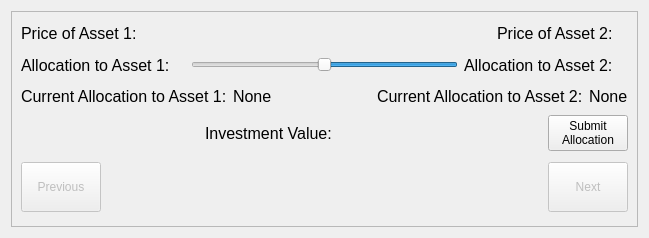
This is MarketSimulation/investmentslider.ui in dwattttt/marketsim as Qt 5 draws it before an edit. The edited form follows.
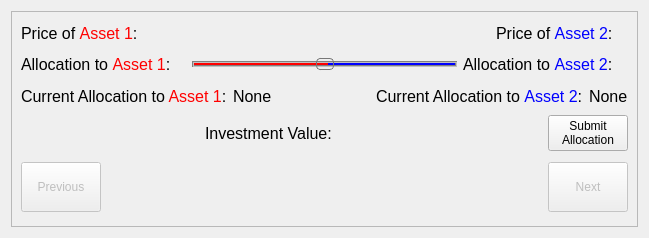
This is the edited form.

Commit message: Colorification patch. I hope no-one is red-blue colorblind..

What changed in the file:
```diff
--- a/MarketSimulation/investmentslider.ui
+++ b/MarketSimulation/investmentslider.ui
@@ -13,6 +13,40 @@
   <property name="windowTitle">
    <string>Form</string>
   </property>
+  <property name="styleSheet">
+   <string notr="true">QSlider::groove:horizontal {
+     background: red;
+	height: 2px;
+   	border-style: groove;
+   border-color: grey;
+   border-width: 2px;
+ }
+
+
+
+ QSlider::add-page:horizontal {
+     background: blue;
+	margin: 2px;
+ }
+
+
+QSlider::handle:horizontal {
+background: qlineargradient(x1:0, y1:0, x2:1, y2:1,
+    stop:0 #eee, stop:1 #ccc);
+border: 1px solid #777;
+width: 16px;
+margin-top: -5px;
+margin-bottom: -5px;
+border-radius: 4px;
+}
+
+QSlider::handle:horizontal:hover {
+background: qlineargradient(x1:0, y1:0, x2:1, y2:1,
+    stop:0 #fff, stop:1 #ddd);
+border: 1px solid #444;
+border-radius: 4px;
+}</string>
+  </property>
   <layout class="QHBoxLayout" name="horizontalLayout_3">
    <item>
     <widget class="QFrame" name="frame">
@@ -35,7 +69,11 @@
              </font>
             </property>
             <property name="text">
-             <string>Price of Asset 1:</string>
+             <string>&lt;!DOCTYPE HTML PUBLIC &quot;-//W3C//DTD HTML 4.0//EN&quot; &quot;http://www.w3.org/TR/REC-html40/strict.dtd&quot;&gt;
+&lt;html&gt;&lt;head&gt;&lt;meta name=&quot;qrichtext&quot; content=&quot;1&quot; /&gt;&lt;style type=&quot;text/css&quot;&gt;
+p, li { white-space: pre-wrap; }
+&lt;/style&gt;&lt;/head&gt;&lt;body style=&quot; font-family:'MS Shell Dlg 2'; font-size:8.25pt; font-weight:400; font-style:normal;&quot;&gt;
+&lt;p style=&quot; margin-top:0px; margin-bottom:0px; margin-left:0px; margin-right:0px; -qt-block-indent:0; text-indent:0px;&quot;&gt;&lt;span style=&quot; font-size:12pt;&quot;&gt;Price of &lt;/span&gt;&lt;span style=&quot; font-size:12pt; color:#ff0000;&quot;&gt;Asset 1&lt;/span&gt;&lt;span style=&quot; font-size:12pt;&quot;&gt;:&lt;/span&gt;&lt;/p&gt;&lt;/body&gt;&lt;/html&gt;</string>
             </property>
            </widget>
           </item>
@@ -72,7 +110,11 @@
              </font>
             </property>
             <property name="text">
-             <string>Price of Asset 2:</string>
+             <string>&lt;!DOCTYPE HTML PUBLIC &quot;-//W3C//DTD HTML 4.0//EN&quot; &quot;http://www.w3.org/TR/REC-html40/strict.dtd&quot;&gt;
+&lt;html&gt;&lt;head&gt;&lt;meta name=&quot;qrichtext&quot; content=&quot;1&quot; /&gt;&lt;style type=&quot;text/css&quot;&gt;
+p, li { white-space: pre-wrap; }
+&lt;/style&gt;&lt;/head&gt;&lt;body style=&quot; font-family:'MS Shell Dlg 2'; font-size:8.25pt; font-weight:400; font-style:normal;&quot;&gt;
+&lt;p style=&quot; margin-top:0px; margin-bottom:0px; margin-left:0px; margin-right:0px; -qt-block-indent:0; text-indent:0px;&quot;&gt;&lt;span style=&quot; font-size:12pt;&quot;&gt;Price of &lt;/span&gt;&lt;span style=&quot; font-size:12pt; color:#0000ff;&quot;&gt;Asset 2&lt;/span&gt;&lt;span style=&quot; font-size:12pt;&quot;&gt;:&lt;/span&gt;&lt;/p&gt;&lt;/body&gt;&lt;/html&gt;</string>
             </property>
            </widget>
           </item>
@@ -100,7 +142,11 @@
              </font>
             </property>
             <property name="text">
-             <string>Allocation to Asset 1:</string>
+             <string>&lt;!DOCTYPE HTML PUBLIC &quot;-//W3C//DTD HTML 4.0//EN&quot; &quot;http://www.w3.org/TR/REC-html40/strict.dtd&quot;&gt;
+&lt;html&gt;&lt;head&gt;&lt;meta name=&quot;qrichtext&quot; content=&quot;1&quot; /&gt;&lt;style type=&quot;text/css&quot;&gt;
+p, li { white-space: pre-wrap; }
+&lt;/style&gt;&lt;/head&gt;&lt;body style=&quot; font-family:'MS Shell Dlg 2'; font-size:8.25pt; font-weight:400; font-style:normal;&quot;&gt;
+&lt;p style=&quot; margin-top:0px; margin-bottom:0px; margin-left:0px; margin-right:0px; -qt-block-indent:0; text-indent:0px;&quot;&gt;&lt;span style=&quot; font-size:12pt;&quot;&gt;Allocation to &lt;/span&gt;&lt;span style=&quot; font-size:12pt; color:#ff0000;&quot;&gt;Asset 1&lt;/span&gt;&lt;span style=&quot; font-size:12pt;&quot;&gt;:&lt;/span&gt;&lt;/p&gt;&lt;/body&gt;&lt;/html&gt;</string>
             </property>
            </widget>
           </item>
@@ -118,6 +164,12 @@
           </item>
           <item>
            <widget class="QSlider" name="allocationSlider">
+            <property name="autoFillBackground">
+             <bool>false</bool>
+            </property>
+            <property name="styleSheet">
+             <string notr="true"/>
+            </property>
             <property name="maximum">
              <number>20</number>
             </property>
@@ -155,7 +207,11 @@
              </font>
             </property>
             <property name="text">
-             <string>Allocation to Asset 2:</string>
+             <string>&lt;!DOCTYPE HTML PUBLIC &quot;-//W3C//DTD HTML 4.0//EN&quot; &quot;http://www.w3.org/TR/REC-html40/strict.dtd&quot;&gt;
+&lt;html&gt;&lt;head&gt;&lt;meta name=&quot;qrichtext&quot; content=&quot;1&quot; /&gt;&lt;style type=&quot;text/css&quot;&gt;
+p, li { white-space: pre-wrap; }
+&lt;/style&gt;&lt;/head&gt;&lt;body style=&quot; font-family:'MS Shell Dlg 2'; font-size:8.25pt; font-weight:400; font-style:normal;&quot;&gt;
+&lt;p style=&quot; margin-top:0px; margin-bottom:0px; margin-left:0px; margin-right:0px; -qt-block-indent:0; text-indent:0px;&quot;&gt;&lt;span style=&quot; font-size:12pt;&quot;&gt;Allocation to &lt;/span&gt;&lt;span style=&quot; font-size:12pt; color:#0000ff;&quot;&gt;Asset 2&lt;/span&gt;&lt;span style=&quot; font-size:12pt;&quot;&gt;:&lt;/span&gt;&lt;/p&gt;&lt;/body&gt;&lt;/html&gt;</string>
             </property>
            </widget>
           </item>
@@ -183,7 +239,11 @@
              </font>
             </property>
             <property name="text">
-             <string>Current Allocation to Asset 1:</string>
+             <string>&lt;!DOCTYPE HTML PUBLIC &quot;-//W3C//DTD HTML 4.0//EN&quot; &quot;http://www.w3.org/TR/REC-html40/strict.dtd&quot;&gt;
+&lt;html&gt;&lt;head&gt;&lt;meta name=&quot;qrichtext&quot; content=&quot;1&quot; /&gt;&lt;style type=&quot;text/css&quot;&gt;
+p, li { white-space: pre-wrap; }
+&lt;/style&gt;&lt;/head&gt;&lt;body style=&quot; font-family:'MS Shell Dlg 2'; font-size:8.25pt; font-weight:400; font-style:normal;&quot;&gt;
+&lt;p style=&quot; margin-top:0px; margin-bottom:0px; margin-left:0px; margin-right:0px; -qt-block-indent:0; text-indent:0px;&quot;&gt;&lt;span style=&quot; font-size:12pt;&quot;&gt;Current Allocation to&lt;/span&gt;&lt;span style=&quot; font-size:12pt; color:#ff0000;&quot;&gt; Asset 1&lt;/span&gt;&lt;span style=&quot; font-size:12pt;&quot;&gt;:&lt;/span&gt;&lt;/p&gt;&lt;/body&gt;&lt;/html&gt;</string>
             </property>
            </widget>
           </item>
@@ -220,7 +280,11 @@
              </font>
             </property>
             <property name="text">
-             <string>Current Allocation to Asset 2:</string>
+             <string>&lt;!DOCTYPE HTML PUBLIC &quot;-//W3C//DTD HTML 4.0//EN&quot; &quot;http://www.w3.org/TR/REC-html40/strict.dtd&quot;&gt;
+&lt;html&gt;&lt;head&gt;&lt;meta name=&quot;qrichtext&quot; content=&quot;1&quot; /&gt;&lt;style type=&quot;text/css&quot;&gt;
+p, li { white-space: pre-wrap; }
+&lt;/style&gt;&lt;/head&gt;&lt;body style=&quot; font-family:'MS Shell Dlg 2'; font-size:8.25pt; font-weight:400; font-style:normal;&quot;&gt;
+&lt;p style=&quot; margin-top:0px; margin-bottom:0px; margin-left:0px; margin-right:0px; -qt-block-indent:0; text-indent:0px;&quot;&gt;&lt;span style=&quot; font-size:12pt;&quot;&gt;Current Allocation to &lt;/span&gt;&lt;span style=&quot; font-size:12pt; color:#0000ff;&quot;&gt;Asset 2&lt;/span&gt;&lt;span style=&quot; font-size:12pt;&quot;&gt;:&lt;/span&gt;&lt;/p&gt;&lt;/body&gt;&lt;/html&gt;</string>
             </property>
            </widget>
           </item>
```
The commit also changes 7 other files.
